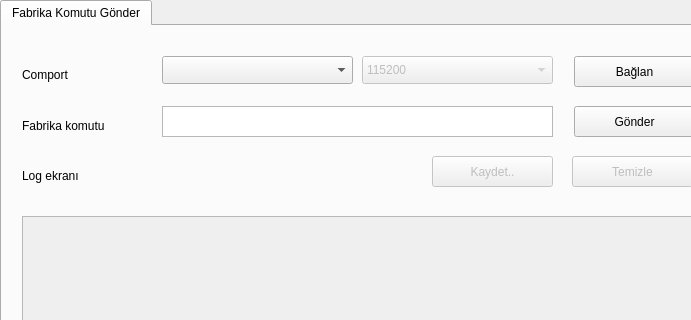
Before: the Qt Designer form mainwindow.ui in MohamedElfeky/arcelik-tvfc-serialport-qt5, drawn with Qt 5; both pictures show x 0 to 691 and y 0 to 320 of the 1443 by 711 pixel window.
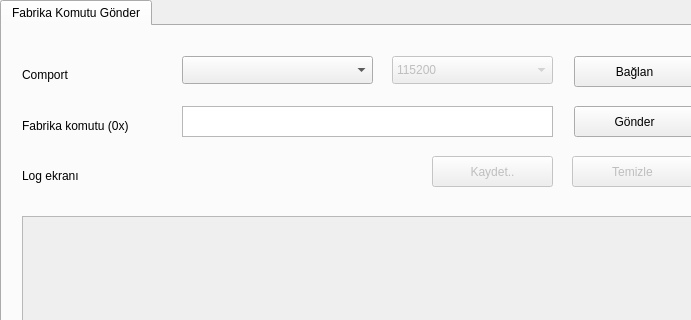
After: the same form once the commit is applied.

What changed in the file:
```diff
--- a/mainwindow.ui
+++ b/mainwindow.ui
@@ -46,7 +46,7 @@
      <widget class="QComboBox" name="comboBox_Port">
       <property name="geometry">
        <rect>
-        <x>160</x>
+        <x>180</x>
         <y>30</y>
         <width>191</width>
         <height>28</height>
@@ -59,9 +59,9 @@
       </property>
       <property name="geometry">
        <rect>
-        <x>360</x>
+        <x>390</x>
         <y>30</y>
-        <width>191</width>
+        <width>161</width>
         <height>28</height>
        </rect>
       </property>
@@ -94,9 +94,9 @@
      <widget class="QTextEdit" name="textEdit_CommandArray">
       <property name="geometry">
        <rect>
-        <x>160</x>
+        <x>180</x>
         <y>80</y>
-        <width>391</width>
+        <width>371</width>
         <height>31</height>
        </rect>
       </property>
@@ -132,12 +132,12 @@
        <rect>
         <x>20</x>
         <y>90</y>
-        <width>121</width>
+        <width>151</width>
         <height>20</height>
        </rect>
       </property>
       <property name="text">
-       <string>Fabrika komutu</string>
+       <string>Fabrika komutu (0x)</string>
       </property>
      </widget>
      <widget class="QLabel" name="label_LogScreen">
```
